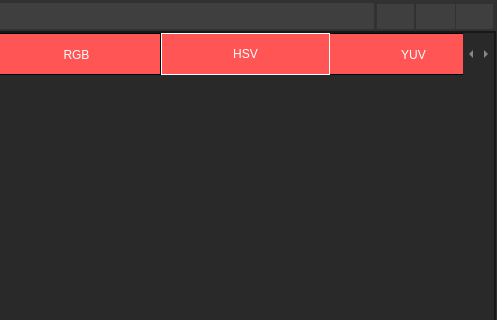
emreaniloguz/imageprocessingtoolforpython, file Main/main.ui: the form before one commit; both pictures show x 519 to 1016 and y 0 to 320 of the 1016 by 645 pixel window.
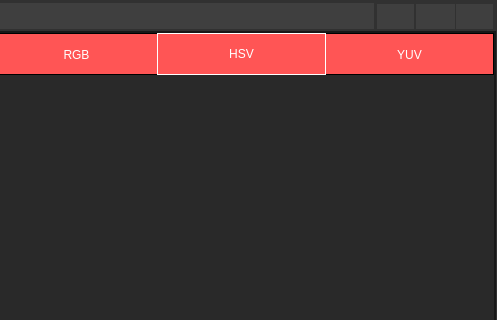
The form after the commit. The open tabs and pages were chosen to show the change. Icons and pictures are not drawn.

The edit to the form file:
```diff
--- a/Main/main.ui
+++ b/Main/main.ui
@@ -688,7 +688,7 @@
                       <item>
                        <widget class="QTabWidget" name="tabWidget">
                         <property name="enabled">
-                         <bool>false</bool>
+                         <bool>true</bool>
                         </property>
                         <property name="sizePolicy">
                          <sizepolicy hsizetype="Preferred" vsizetype="Preferred">
@@ -706,7 +706,7 @@
                          <string/>
                         </property>
                         <property name="styleSheet">
-                         <string notr="true">QTabBar::tab {	
+                         <string notr="true">QTabBar::tab {
 	 height: 40px;
 	 width:167px;
 	 background: #ff5555;
@@ -716,24 +716,21 @@
 }
 
 QTabWidget::pane{
-	border-color: rgb(41, 41, 41);
-
+border-color: rgb(41, 41, 41);
 }QTabBar::tab::selected{
 	border-color:white;  
 
 }
 
 QTabBar::tab::!selected{
-	border-color:black;
+border-color:black;
 }
 
 QTabBar::tab:selected {
-    / expand/overlap to the left and right by 4px /
-    margin-left: -4px;
+   
+ margin-left: -4px;
     margin-right: -1px;
-}
-
-</string>
+}</string>
                         </property>
                         <property name="currentIndex">
                          <number>0</number>
```
Left out of the diff: 53 changed lines with no effect on the pictures.
